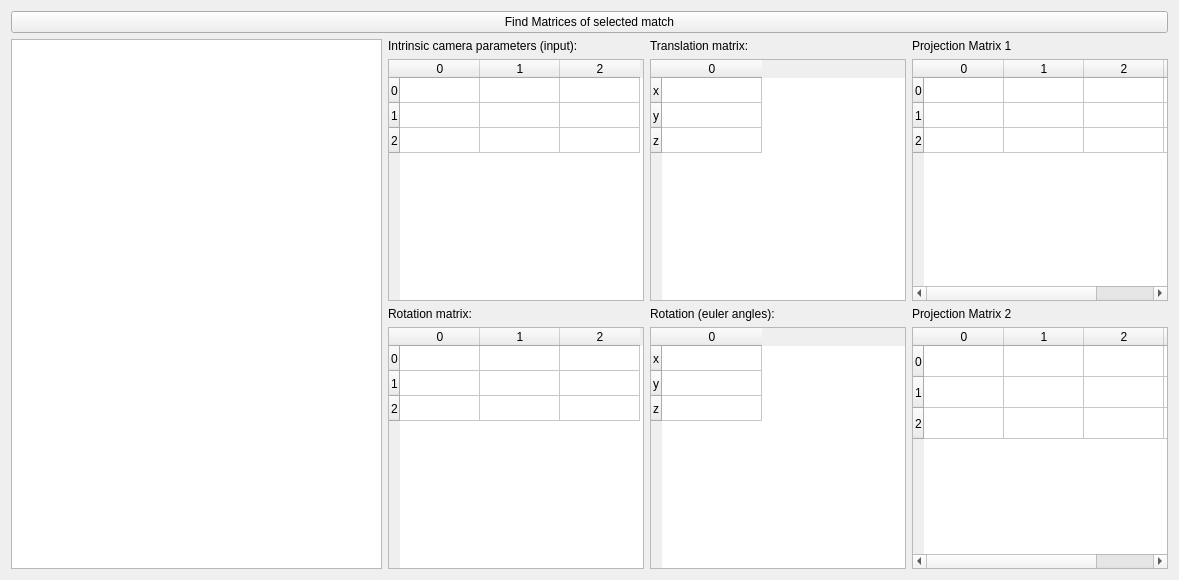
flec/sfm, file src/ui/mainwindow/matrixfindingtab.ui: the form before one commit.
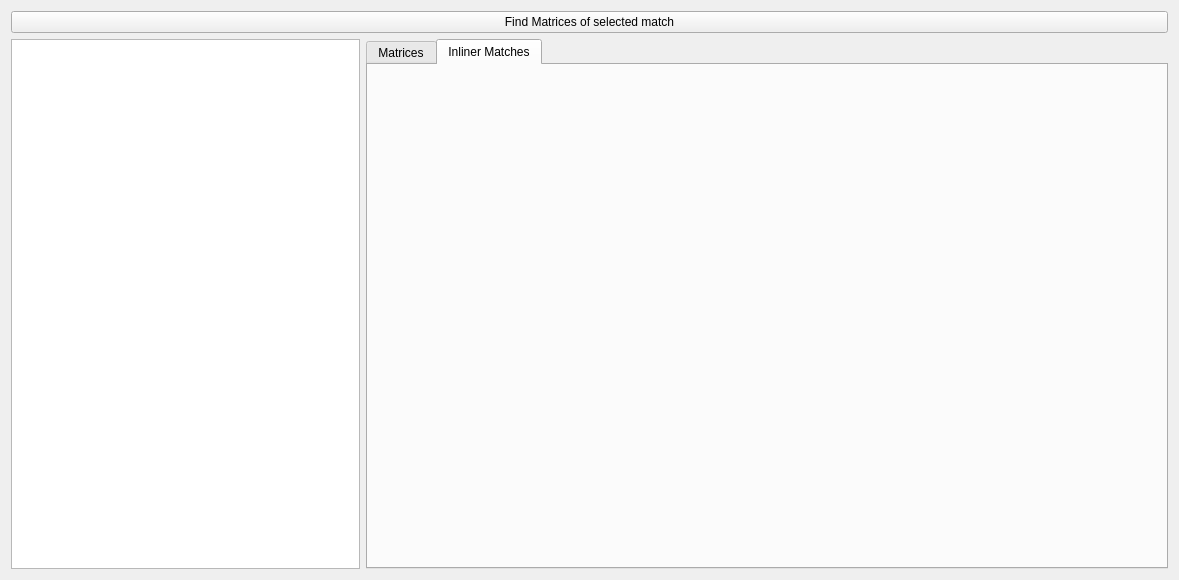
The form after the commit. The open tabs and pages were chosen to show the change. Custom widgets are drawn as their Qt base class.

Commit message: show ransac matches in GUI

```diff
--- a/src/ui/mainwindow/matrixfindingtab.ui
+++ b/src/ui/mainwindow/matrixfindingtab.ui
@@ -29,6 +29,16 @@
         <widget class="QListWidget" name="matchesListWidget"/>
        </item>
        <item>
+        <widget class="QTabWidget" name="tabWidget">
+         <property name="currentIndex">
+          <number>0</number>
+         </property>
+         <widget class="QWidget" name="matricesTab">
+          <attribute name="title">
+           <string>Matrices</string>
+          </attribute>
+          <layout class="QGridLayout" name="gridLayout_2">
+           <item row="0" column="0">
         <layout class="QGridLayout" name="gridLayout">
          <item row="2" column="1">
           <widget class="QLabel" name="label_4">
@@ -302,11 +312,33 @@
         </layout>
        </item>
       </layout>
-     </item>
-    </layout>
-   </item>
-  </layout>
+         </widget>
+         <widget class="QWidget" name="inlinerMatchesTab">
+          <attribute name="title">
+           <string>Inliner Matches</string>
+          </attribute>
+          <layout class="QHBoxLayout" name="horizontalLayout_2">
+           <item>
+            <widget class="CVImageWidget" name="inlinerMatchesImage" native="true"/>
+           </item>
+          </layout>
+         </widget>
+        </widget>
+       </item>
+      </layout>
+     </item>
+    </layout>
+   </item>
+  </layout>
  </widget>
+ <customwidgets>
+  <customwidget>
+   <class>CVImageWidget</class>
+   <extends>QWidget</extends>
+   <header>cvimagewidget.h</header>
+   <container>1</container>
+  </customwidget>
+ </customwidgets>
  <resources/>
  <connections/>
 </ui>
```
Lines whose indentation alone changed are shown as unchanged. The commit also changes 6 other files.
